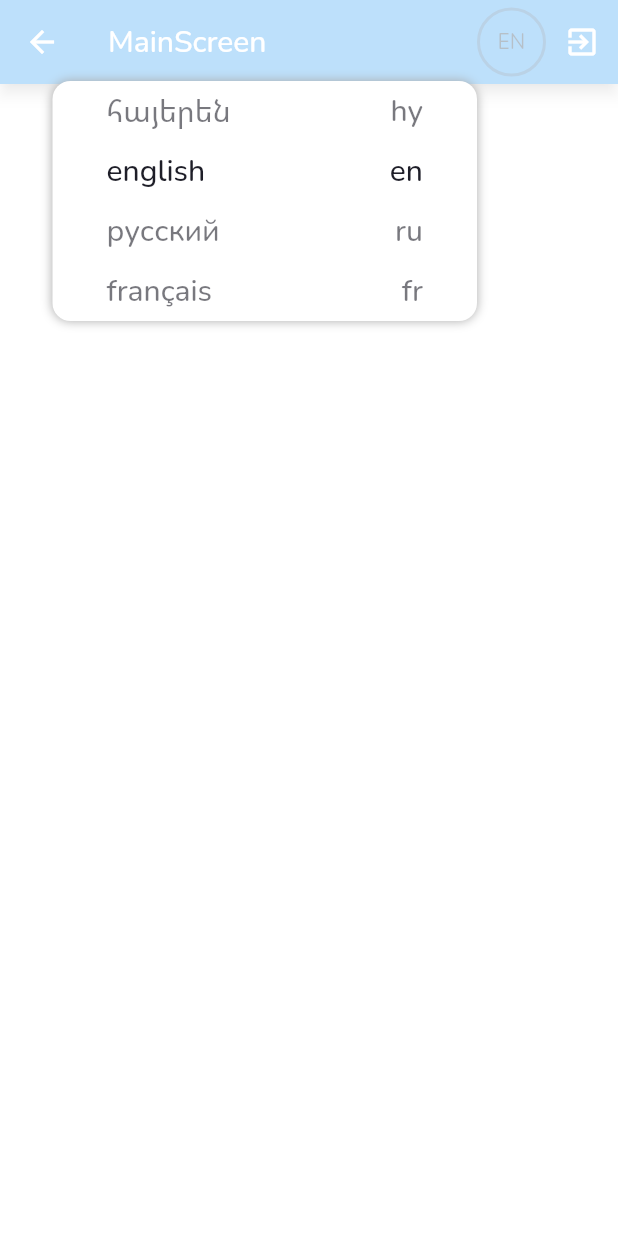
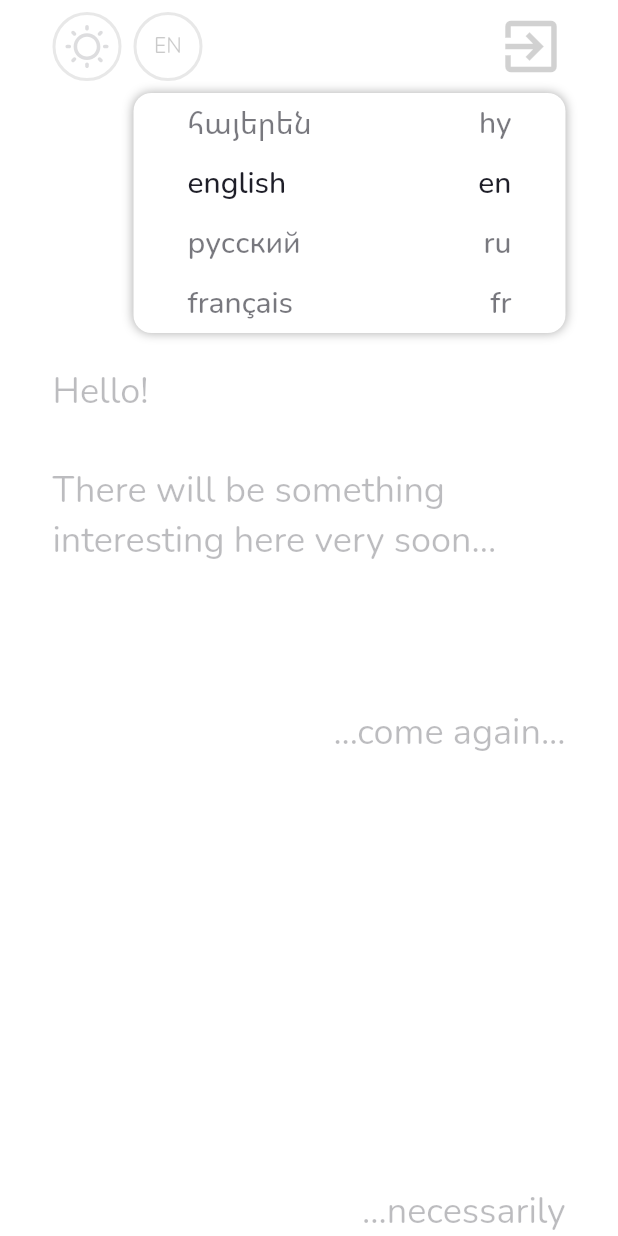
Before and after one commit to arutyun88/ovesdu_mobile, a Flutter app: the MainScreen screen opened directly, after a tap on "EN", on a phone screen of 412 x 824 dp. Run offline on Flutter 3.47's test engine with Material 2 defaults, Android fonts, the phone set to English and light mode, and no system bars; our stand-ins replace bloc_concurrency, device_info_plus, dio, flutter_bloc, flutter_svg, freezed_annotation and 4 more; accounts and stored records are empty; generated files the repository leaves out were written again.

Commit message:
main: plug

```diff
--- a/lib/feature/main/ui/main_screen.dart
+++ b/lib/feature/main/ui/main_screen.dart
@@ -1,7 +1,13 @@
 import 'package:flutter/material.dart';
-import 'package:ovesdu_mobile/app/ui/components/buttons/language_button/language_button.dart';
-import 'package:ovesdu_mobile/feature/auth/domain/state/auth_cubit.dart';
 import 'package:provider/provider.dart';
+import 'package:flutter_gen/gen_l10n/app_localizations.dart';
+
+import '../../../app/const/const.dart';
+import '../../../app/data/setting_provider/theme_provider.dart';
+import '../../../app/ui/components/app_scaffold.dart';
+import '../../../app/ui/components/buttons/language_button/language_button.dart';
+import '../../../app/ui/components/buttons/theme_button/theme_button.dart';
+import '../../auth/domain/state/auth_cubit.dart';
 
 class MainScreen extends StatelessWidget {
   const MainScreen({
@@ -10,16 +16,102 @@ class MainScreen extends StatelessWidget {
 
   @override
   Widget build(BuildContext context) {
-    return Scaffold(
-      appBar: AppBar(
-        title: const Text('MainScreen'),
-        actions: [
-          const LanguageButton(),
-          IconButton(
-            onPressed: () => context.read<AuthCubit>().logOut(),
-            icon: const Icon(Icons.exit_to_app),
-          ),
-        ],
+    return AppScaffold(
+      notifications: ValueNotifier([]),
+      body: SafeArea(
+        child: Column(
+          children: [
+            Padding(
+              padding: const EdgeInsets.symmetric(horizontal: mainPadding),
+              child: SizedBox(
+                width: MediaQuery.of(context).size.width,
+                child: Padding(
+                  padding: const EdgeInsets.only(top: verticalPadding),
+                  child: Row(
+                    mainAxisAlignment: MainAxisAlignment.spaceBetween,
+                    children: [
+                      Row(
+                        children: const [
+                          Padding(
+                            padding: EdgeInsets.only(right: verticalPadding),
+                            child: ThemeButton(),
+                          ),
+                          LanguageButton(),
+                        ],
+                      ),
+                      GestureDetector(
+                        onTap: () => context.read<AuthCubit>().logOut(),
+                        child: Icon(
+                          Icons.exit_to_app,
+                          size: buttonHeight,
+                          color: Provider.of<ThemeProvider>(context)
+                              .themeData
+                              .hintColor,
+                        ),
+                      ),
+                    ],
+                  ),
+                ),
+              ),
+            ),
+            const Flexible(
+              fit: FlexFit.tight,
+              flex: 2,
+              child: SizedBox.shrink(),
+            ),
+            SizedBox(
+              width: MediaQuery.of(context).size.width,
+              child: Padding(
+                padding: const EdgeInsets.symmetric(horizontal: mainPadding),
+                child: Text(
+                  AppLocalizations.of(context)!.soonWillBeInteresting,
+                  style: Provider.of<ThemeProvider>(context)
+                      .themeData
+                      .textTheme
+                      .headline5,
+                ),
+              ),
+            ),
+            const Flexible(
+              fit: FlexFit.tight,
+              flex: 1,
+              child: SizedBox.shrink(),
+            ),
+            SizedBox(
+              width: MediaQuery.of(context).size.width,
+              child: Padding(
+                padding: const EdgeInsets.symmetric(horizontal: mainPadding),
+                child: Text(
+                  AppLocalizations.of(context)!.comeAgain,
+                  textAlign: TextAlign.end,
+                  style: Provider.of<ThemeProvider>(context)
+                      .themeData
+                      .textTheme
+                      .headline5,
+                ),
+              ),
+            ),
+            const Flexible(
+              fit: FlexFit.tight,
+              flex: 3,
+              child: SizedBox.shrink(),
+            ),
+            SizedBox(
+              width: MediaQuery.of(context).size.width,
+              child: Padding(
+                padding: const EdgeInsets.symmetric(horizontal: mainPadding),
+                child: Text(
+                  AppLocalizations.of(context)!.necessarily,
+                  textAlign: TextAlign.end,
+                  style: Provider.of<ThemeProvider>(context)
+                      .themeData
+                      .textTheme
+                      .headline5,
+                ),
+              ),
+            ),
+          ],
+        ),
       ),
     );
   }
--- a/lib/l10n/app_en.arb
+++ b/lib/l10n/app_en.arb
@@ -88,5 +88,8 @@
   "comeToTheBrightSide": "come to the bright side",
   "stayOnTheDarkSide": "stay on the dark side",
   "stayOnTheBrightSide": "stay on the bright side",
-  "themAndLangChangeLater": "the theme and language of the application can be changed later in the settings"
+  "themAndLangChangeLater": "the theme and language of the application can be changed later in the settings",
+  "soonWillBeInteresting": "Hello!\n\nThere will be something interesting here very soon...",
+  "comeAgain": "...come again...",
+  "necessarily": "...necessarily"
 }
--- a/lib/l10n/app_fr.arb
+++ b/lib/l10n/app_fr.arb
@@ -61,5 +61,8 @@
   "comeToTheBrightSide": "come to the bright side",
   "stayOnTheDarkSide": "stay on the dark side",
   "stayOnTheBrightSide": "stay on the bright side",
-  "themAndLangChangeLater": "the theme and language of the application can be changed later in the settings"
+  "themAndLangChangeLater": "the theme and language of the application can be changed later in the settings",
+  "soonWillBeInteresting": "Hello!\n\nThere will be something interesting here very soon...",
+  "comeAgain": "...come again...",
+  "necessarily": "...necessarily"
 }
--- a/lib/l10n/app_hy.arb
+++ b/lib/l10n/app_hy.arb
@@ -61,5 +61,8 @@
   "comeToTheBrightSide": "գնալ դեպի լուսավոր կողմը",
   "stayOnTheDarkSide": "մնալ մութ կողմում",
   "stayOnTheBrightSide": "մնալ լուսավոր կողմում",
-  "themAndLangChangeLater": "հավելվածի թեման և լեզուն կարող է փոխվել ավելի ուշ՝ կարգավորումներում"
+  "themAndLangChangeLater": "հավելվածի թեման և լեզուն կարող է փոխվել ավելի ուշ՝ կարգավորումներում",
+  "soonWillBeInteresting": "Բարև!\n\nԱյստեղ շատ շուտով հետաքրքիր բան կլինի...",
+  "comeAgain": "...կրկին համեցեք...",
+  "necessarily": "...պարտադիր"
 }
--- a/lib/l10n/app_ru.arb
+++ b/lib/l10n/app_ru.arb
@@ -61,5 +61,8 @@
   "comeToTheBrightSide": "перейти на светлую сторону",
   "stayOnTheDarkSide": "остаться на тёмной стороне",
   "stayOnTheBrightSide": "остаться на светлой стороне",
-  "themAndLangChangeLater": "тему и язык приложения возможно будет изменить позднее в настройках"
+  "themAndLangChangeLater": "тему и язык приложения возможно будет изменить позднее в настройках",
+  "soonWillBeInteresting": "Привет!\n\nСовсем скоро здесь будет что-то интересное...",
+  "comeAgain": "...заходи снова...",
+  "necessarily": "...обязательно"
 }
```
